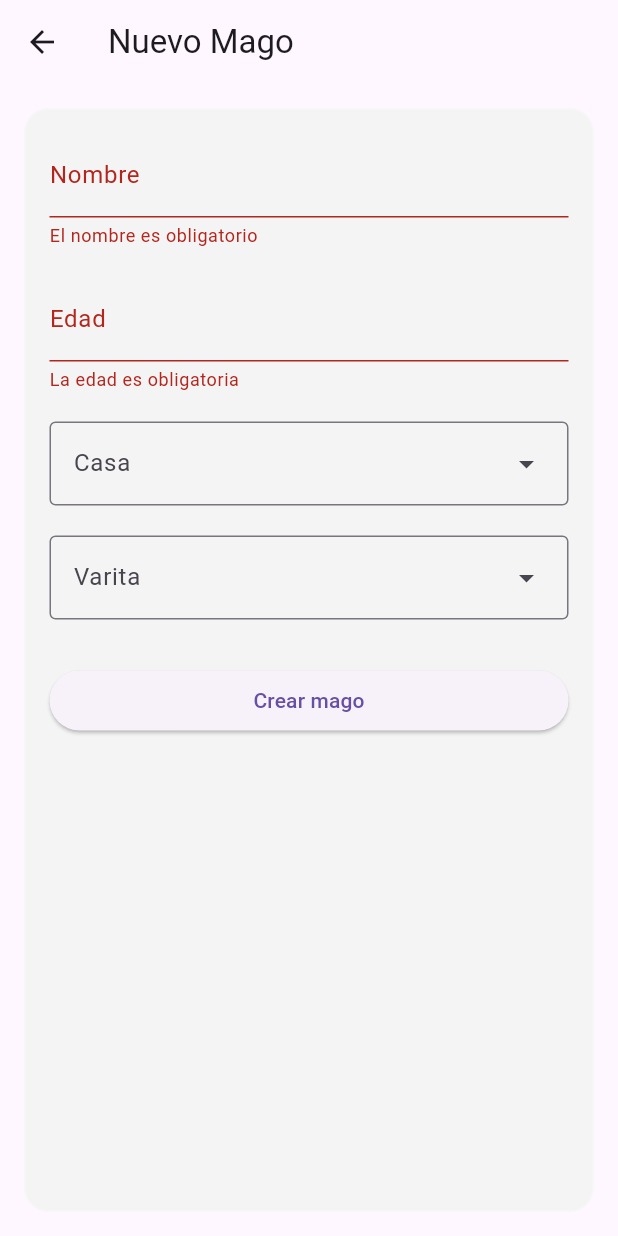
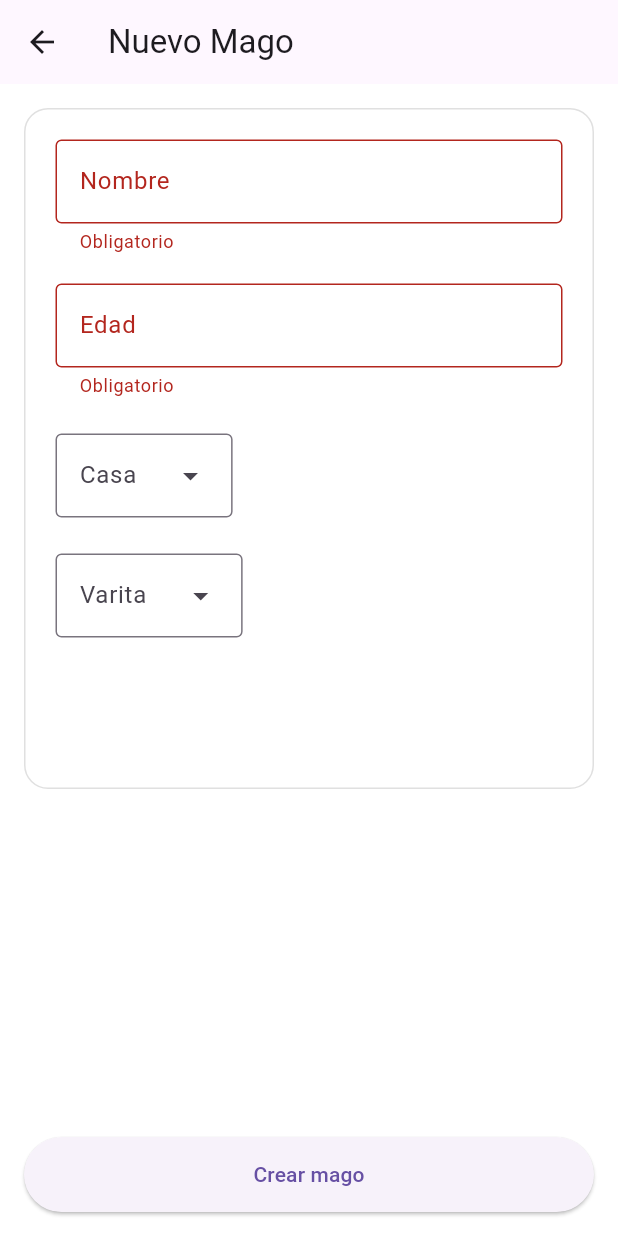
Before and after one commit to olga3emes/hogwarts_crud, a Flutter app: the WizardFormScreen screen opened directly with empty values, after a tap on "Crear mago", on a phone screen of 412 x 824 dp. Run offline on Flutter 3.47's test engine with Material 3 defaults, Android fonts, the phone set to English and light mode, and no system bars; our stand-ins replace supabase_flutter; accounts and stored records are empty.

Commit message:
Refactor y mejora del formulario de magos: optimización de controladores, validaciones y diseño de interfaz.

```diff
--- a/lib/screens/wizard_form_screen.dart
+++ b/lib/screens/wizard_form_screen.dart
@@ -7,8 +7,8 @@ import '../services/house_service.dart';
 import '../services/wand_service.dart';
 
 class WizardFormScreen extends StatefulWidget {
-  final Wizard? wizard; // Si viene un mago, es edición
-  final VoidCallback onSaved; // Para refrescar la pantalla anterior
+  final Wizard? wizard;
+  final VoidCallback onSaved;
 
   const WizardFormScreen({super.key, this.wizard, required this.onSaved});
 
@@ -17,161 +17,78 @@ class WizardFormScreen extends StatefulWidget {
 }
 
 class _WizardFormScreenState extends State<WizardFormScreen> {
-  // Controladores
+// Controladores para los campos de texto
   final nameCtrl = TextEditingController();
   final ageCtrl = TextEditingController();
+  // Servicios para manejar datos de magos, casas y varitas
 
-  // Clave de Form para validación
   final formKey = GlobalKey<FormState>();
+
   final wizardService = WizardService();
   final houseService = HouseService();
   final wandService = WandService();
 
+//Lista de casas y varitas para los dropdowns
   List<House> houses = [];
   List<Wand> wands = [];
 
-  // Valores seleccionados
+//Variables para guardar la selección actual de los dropdowns
   String? selectedHouseId;
   String? selectedWandId;
 
   @override
   void initState() {
     super.initState();
-    _loadData();
+    loadData();
   }
 
-  /// Cargar casas, varitas y datos iniciales
-  Future<void> _loadData() async {
+  Future<void> loadData() async {
     houses = await houseService.getHouses();
     wands = await wandService.getWands();
 
     if (widget.wizard != null) {
-      nameCtrl.text = widget.wizard!.name;
-      ageCtrl.text = widget.wizard!.age.toString();
-
-      selectedHouseId = widget.wizard!.houseId;
-      selectedWandId = widget.wizard!.wandId;
+      final w = widget.wizard!;
+      nameCtrl.text = w.name;
+      ageCtrl.text = w.age.toString();
+      selectedHouseId = w.houseId;
+      selectedWandId = w.wandId;
     }
 
-    setState(() {});
+    if (mounted) setState(() {});
   }
 
   @override
   Widget build(BuildContext context) {
     final isEdit = widget.wizard != null;
 
+    // Tema local para dar formato tipo TextField a los DropdownMenu
+    final dropdownTheme = Theme.of(context).copyWith(
+      inputDecorationTheme: const InputDecorationTheme(
+        filled: true,
+        fillColor: Colors.white,
+        contentPadding: EdgeInsets.symmetric(horizontal: 12, vertical: 16),
+        border: OutlineInputBorder(
+          borderRadius: BorderRadius.all(Radius.circular(12)),
+        ),
+      ),
+    );
+
     return Scaffold(
+      backgroundColor: Colors.white,
       appBar: AppBar(title: Text(isEdit ? "Editar Mago" : "Nuevo Mago")),
 
-      body: Padding(
-        padding: const EdgeInsets.all(16),
+      // ------------------------------
+      // Botón FIJO abajo
+      // ------------------------------
+      bottomNavigationBar: SafeArea(
+        minimum: const EdgeInsets.all(16),
+        child: SizedBox(
+          height: 50,
+          width: double.infinity,
+          child: ElevatedButton(
+            onPressed: () async {
+              if (!formKey.currentState!.validate()) return;
 
-        // CONTENEDOR general del formulario, con fondo y bordes redondeados
-        child: Container(
-          padding: const EdgeInsets.all(16),
-          decoration: BoxDecoration(
-            color: const Color(0xFFF4F4F4),
-            borderRadius: BorderRadius.circular(16),
-            border: Border.all(color: const Color.fromARGB(255, 247, 247, 247)),
-          ),
-
-          child: Form(
-            key: formKey, // Para validación
-
-            child: ListView(
-              children: [
-                // -------------------------------
-                //  NOMBRE (validado)
-                // -------------------------------
-                TextFormField(
-                  controller: nameCtrl,
-                  decoration: const InputDecoration(labelText: "Nombre"),
-                  validator: (value) {
-                    if (value == null || value.trim().isEmpty) {
-                      return "El nombre es obligatorio";
-                    }
-                    return null;
-                  },
-                ),
-
-                const SizedBox(height: 20),
-
-                // -------------------------------
-                //  EDAD (validada)
-                // -------------------------------
-                TextFormField(
-                  controller: ageCtrl,
-                  decoration: const InputDecoration(labelText: "Edad"),
-                  keyboardType: TextInputType.number,
-                  validator: (value) {
-                    if (value == null || value.trim().isEmpty) {
-                      return "La edad es obligatoria";
-                    }
-                    final age = int.tryParse(value);
-                    if (age == null || age <= 0) {
-                      return "Introduce una edad válida";
-                    }
-                    return null;
-                  },
-                ),
-
-                const SizedBox(height: 20),
-
-                // -------------------------------
-                //  DROPDOWN DE CASAS
-                // -------------------------------
-                DropdownMenu<String>(
-                  width: double.infinity,
-                  initialSelection: selectedHouseId,
-                  label: const Text("Casa"),
-                  dropdownMenuEntries: houses
-                      .map(
-                        (h) => DropdownMenuEntry<String>(
-                          value: h.id,
-                          label: h.name,
-                        ),
-                      )
-                      .toList(),
-                  onSelected: (value) {
-                    setState(() {
-                      selectedHouseId = value;
-                    });
-                  },
-                ),
-
-                const SizedBox(height: 20),
-
-                // -------------------------------
-                //  DROPDOWN DE VARITAS
-                // -------------------------------
-                DropdownMenu<String>(
-                  width: double.infinity,
-                  initialSelection: selectedWandId,
-                  label: const Text("Varita"),
-                  dropdownMenuEntries: wands
-                      .map(
-                        (w) => DropdownMenuEntry<String>(
-                          value: w.id,
-                          label: "${w.wood} - ${w.core}",
-                        ),
-                      )
-                      .toList(),
-                  onSelected: (value) {
-                    setState(() {
-                      selectedWandId = value;
-                    });
-                  },
-                ),
-
-                const SizedBox(height: 30),
-
-                // -------------------------------
-                //  BOTÓN GUARDAR
-                // -------------------------------
-                ElevatedButton(
-                  child: Text(isEdit ? "Guardar cambios" : "Crear mago"),
-                  onPressed: () async {
-                    if (formKey.currentState!.validate()) {
               final name = nameCtrl.text;
               final age = int.parse(ageCtrl.text);
 
@@ -192,12 +109,123 @@ class _WizardFormScreenState extends State<WizardFormScreen> {
                 );
               }
 
+              if (!mounted) return;
               widget.onSaved();
-                      Navigator.pop(context);
-                    }
+              Navigator.of(context).pop();
+            },
+            child: Text(isEdit ? "Guardar cambios" : "Crear mago"),
+          ),
+        ),
+      ),
+
+      // ------------------------------
+      // FORMULARIO SCROLLEABLE
+      // ------------------------------
+      body: Padding(
+        padding: const EdgeInsets.all(16),
+
+        child: SingleChildScrollView(
+          child: Container(
+            padding: const EdgeInsets.all(20),
+            decoration: BoxDecoration(
+              color: Colors.white, // Fondo blanco limpio
+              borderRadius: BorderRadius.circular(16),
+              border: Border.all(color: Colors.grey.shade300),
+            ),
+
+            child: Form(
+              key: formKey,
+              child: Column(
+                crossAxisAlignment: CrossAxisAlignment.stretch, // 👈 CLAVE PARA ANCHO COMPLETO
+
+                children: [
+                  // Nombre
+                  TextFormField(
+                    controller: nameCtrl,
+                    decoration: const InputDecoration(
+                      labelText: "Nombre",
+                      filled: true,
+                      fillColor: Colors.white,
+                      border: OutlineInputBorder(),
+                    ),
+                    validator: (v) =>
+                        v == null || v.trim().isEmpty ? "Obligatorio" : null,
+                  ),
+
+                  const SizedBox(height: 20),
+
+                  // Edad
+                  TextFormField(
+                    controller: ageCtrl,
+                    decoration: const InputDecoration(
+                      labelText: "Edad",
+                      filled: true,
+                      fillColor: Colors.white,
+                      border: OutlineInputBorder(),
+                    ),
+                    keyboardType: TextInputType.number,
+                    validator: (v) {
+                      if (v == null || v.trim().isEmpty) return "Obligatorio";
+                      final n = int.tryParse(v);
+                      return (n == null || n <= 0) ? "Edad inválida" : null;
                     },
                   ),
+
+                  const SizedBox(height: 24),
+
+                  // CASA — sin expanded y a ancho completo
+                  Theme(
+                    data: dropdownTheme,
+                    child: DropdownMenu<String>(
+                      initialSelection: selectedHouseId,
+                      label: const Text("Casa"),
+
+                      menuStyle: MenuStyle(
+                        backgroundColor: WidgetStateProperty.all(Colors.white),
+                        padding: WidgetStateProperty.all(const EdgeInsets.all(8)),
+                      ),
+
+                      dropdownMenuEntries: houses
+                          .map((h) =>
+                              DropdownMenuEntry<String>(value: h.id, label: h.name))
+                          .toList(),
+
+                      onSelected: (value) =>
+                          setState(() => selectedHouseId = value),
+                    ),
+                  ),
+
+                  const SizedBox(height: 24),
+
+                  // VARITA — igual estilo
+                  Theme(
+                    data: dropdownTheme,
+                    child: DropdownMenu<String>(
+                      initialSelection: selectedWandId,
+                      label: const Text("Varita"),
+
+                      menuStyle: MenuStyle(
+                        backgroundColor: WidgetStateProperty.all(Colors.white),
+                        padding: WidgetStateProperty.all(const EdgeInsets.all(8)),
+                      ),
+
+                      dropdownMenuEntries: wands
+                          .map(
+                            (w) => DropdownMenuEntry<String>(
+                              value: w.id,
+                              label: "${w.wood} - ${w.core}",
+                            ),
+                          )
+                          .toList(),
+
+                      onSelected: (value) =>
+                          setState(() => selectedWandId = value),
+                    ),
+                  ),
+
+                  const SizedBox(height: 80), // deja hueco para el botón fijo
                 ],
+              ),
             ),
           ),
         ),
```
Lines whose indentation alone changed are shown as unchanged.
